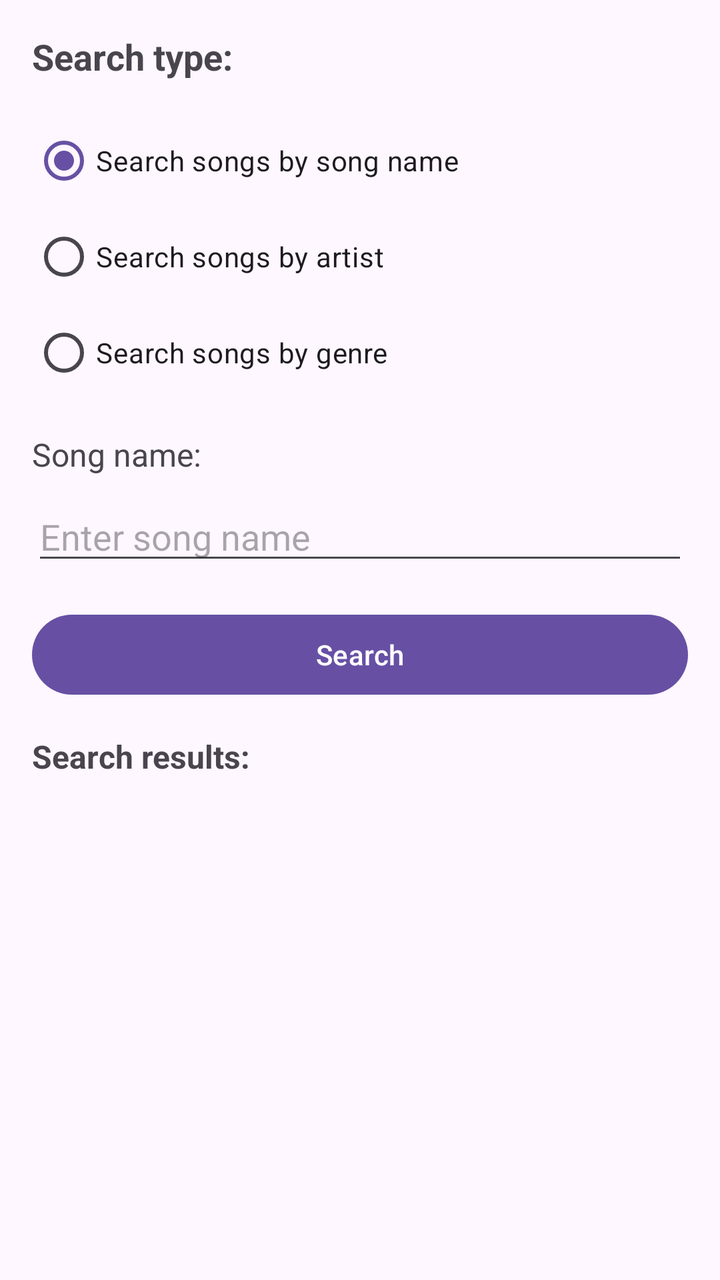
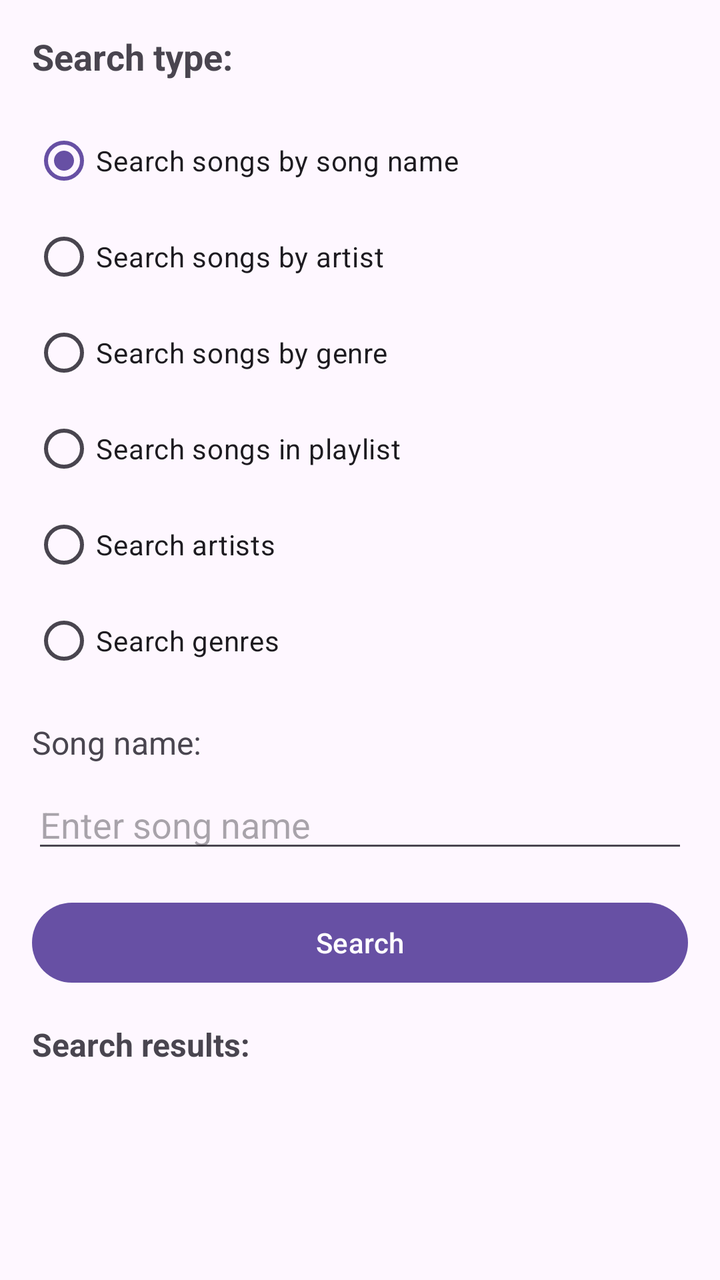

Before-and-after screenshots of an Android layout around one commit, followed by the original layout XML and the change that was made.
<!-- AndroidManifest.xml: application theme Theme.Z4 -->
<!-- res/layout/activity_search.xml -->
<?xml version="1.0" encoding="utf-8"?>
<LinearLayout xmlns:android="http://schemas.android.com/apk/res/android"
    android:layout_width="match_parent"
    android:layout_height="match_parent"
    android:orientation="vertical"
    android:padding="16dp">

    <TextView
        android:layout_width="wrap_content"
        android:layout_height="wrap_content"
        android:text="Search type:"
        android:textSize="18sp"
        android:textStyle="bold"
        android:layout_marginBottom="16dp" />

    <RadioGroup
        android:id="@+id/radioGroupSearchType"
        android:layout_width="match_parent"
        android:layout_height="wrap_content"
        android:layout_marginBottom="16dp">

        <RadioButton
            android:id="@+id/radioSongsByName"
            android:layout_width="wrap_content"
            android:layout_height="wrap_content"
            android:text="Search songs by song name"
            android:checked="true" />

        <RadioButton
            android:id="@+id/radioSongsByArtist"
            android:layout_width="wrap_content"
            android:layout_height="wrap_content"
            android:text="Search songs by artist" />

        <RadioButton
            android:id="@+id/radioSongsByGenre"
            android:layout_width="wrap_content"
            android:layout_height="wrap_content"
            android:text="Search songs by genre" />

    </RadioGroup>

    <TextView
        android:id="@+id/textViewSongName"
        android:layout_width="wrap_content"
        android:layout_height="wrap_content"
        android:text="Song name:"
        android:textSize="16sp"
        android:layout_marginBottom="8dp" />

    <EditText
        android:id="@+id/editTextSongName"
        android:layout_width="match_parent"
        android:layout_height="wrap_content"
        android:layout_marginBottom="16dp"
        android:hint="Enter song name" />

    <TextView
        android:id="@+id/textViewGenre"
        android:layout_width="wrap_content"
        android:layout_height="wrap_content"
        android:text="Genre name:"
        android:textSize="16sp"
        android:layout_marginBottom="8dp"
        android:visibility="gone" />

    <EditText
        android:id="@+id/editTextGenreName"
        android:layout_width="match_parent"
        android:layout_height="wrap_content"
        android:layout_marginBottom="16dp"
        android:hint="Enter genre name"
        android:visibility="gone" />

    <TextView
        android:id="@+id/textViewArtist"
        android:layout_width="wrap_content"
        android:layout_height="wrap_content"
        android:text="Artist name:"
        android:textSize="16sp"
        android:layout_marginBottom="8dp"
        android:visibility="gone" />

    <EditText
        android:id="@+id/editTextArtistName"
        android:layout_width="match_parent"
        android:layout_height="wrap_content"
        android:layout_marginBottom="16dp"
        android:hint="Enter artist name"
        android:visibility="gone" />

    <Button
        android:id="@+id/buttonSearch"
        android:layout_width="match_parent"
        android:layout_height="wrap_content"
        android:text="Search"
        android:layout_marginBottom="16dp" />

    <TextView
        android:layout_width="wrap_content"
        android:layout_height="wrap_content"
        android:text="Search results:"
        android:textSize="16sp"
        android:textStyle="bold"
        android:layout_marginBottom="8dp" />

    <ListView
        android:id="@+id/listViewResults"
        android:layout_width="match_parent"
        android:layout_height="match_parent" />

</LinearLayout>
<!-- resources referenced by this layout -->
<resources>
  <style name="Theme.Z4" parent="Base.Theme.Z4" />
  <style name="Base.Theme.Z4" parent="Theme.Material3.DayNight.NoActionBar">
          
          
      </style>
</resources>

<!-- the commit's change to res/layout/activity_search.xml (unified diff, before → after) -->
@@ -37,6 +37,24 @@
             android:layout_width="wrap_content"
             android:layout_height="wrap_content"
             android:text="Search songs by genre" />
+
+        <RadioButton
+            android:id="@+id/radioSongsInPlaylist"
+            android:layout_width="wrap_content"
+            android:layout_height="wrap_content"
+            android:text="Search songs in playlist" />
+
+        <RadioButton
+            android:id="@+id/radioSearchArtists"
+            android:layout_width="wrap_content"
+            android:layout_height="wrap_content"
+            android:text="Search artists" />
+
+        <RadioButton
+            android:id="@+id/radioSearchGenres"
+            android:layout_width="wrap_content"
+            android:layout_height="wrap_content"
+            android:text="Search genres" />
 
     </RadioGroup>
 
@@ -89,6 +107,57 @@
         android:hint="Enter artist name"
         android:visibility="gone" />
 
+    <TextView
+        android:id="@+id/textViewPlaylist"
+        android:layout_width="wrap_content"
+        android:layout_height="wrap_content"
+        android:text="Playlist name:"
+        android:textSize="16sp"
+        android:layout_marginBottom="8dp"
+        android:visibility="gone" />
+
+    <EditText
+        android:id="@+id/editTextPlaylistName"
+        android:layout_width="match_parent"
+        android:layout_height="wrap_content"
+        android:layout_marginBottom="16dp"
+        android:hint="Enter playlist name"
+        android:visibility="gone" />
+
+    <TextView
+        android:id="@+id/textViewSearchArtist"
+        android:layout_width="wrap_content"
+        android:layout_height="wrap_content"
+        android:text="Artist name:"
+        android:textSize="16sp"
+        android:layout_marginBottom="8dp"
+        android:visibility="gone" />
+
+    <EditText
+        android:id="@+id/editTextSearchArtistName"
+        android:layout_width="match_parent"
+        android:layout_height="wrap_content"
+        android:layout_marginBottom="16dp"
+        android:hint="Enter artist name"
+        android:visibility="gone" />
+
+    <TextView
+        android:id="@+id/textViewSearchGenre"
+        android:layout_width="wrap_content"
+        android:layout_height="wrap_content"
+        android:text="Genre name:"
+        android:textSize="16sp"
+        android:layout_marginBottom="8dp"
+        android:visibility="gone" />
+
+    <EditText
+        android:id="@+id/editTextSearchGenreName"
+        android:layout_width="match_parent"
+        android:layout_height="wrap_content"
+        android:layout_marginBottom="16dp"
+        android:hint="Enter genre name"
+        android:visibility="gone" />
+
     <Button
         android:id="@+id/buttonSearch"
         android:layout_width="match_parent"
